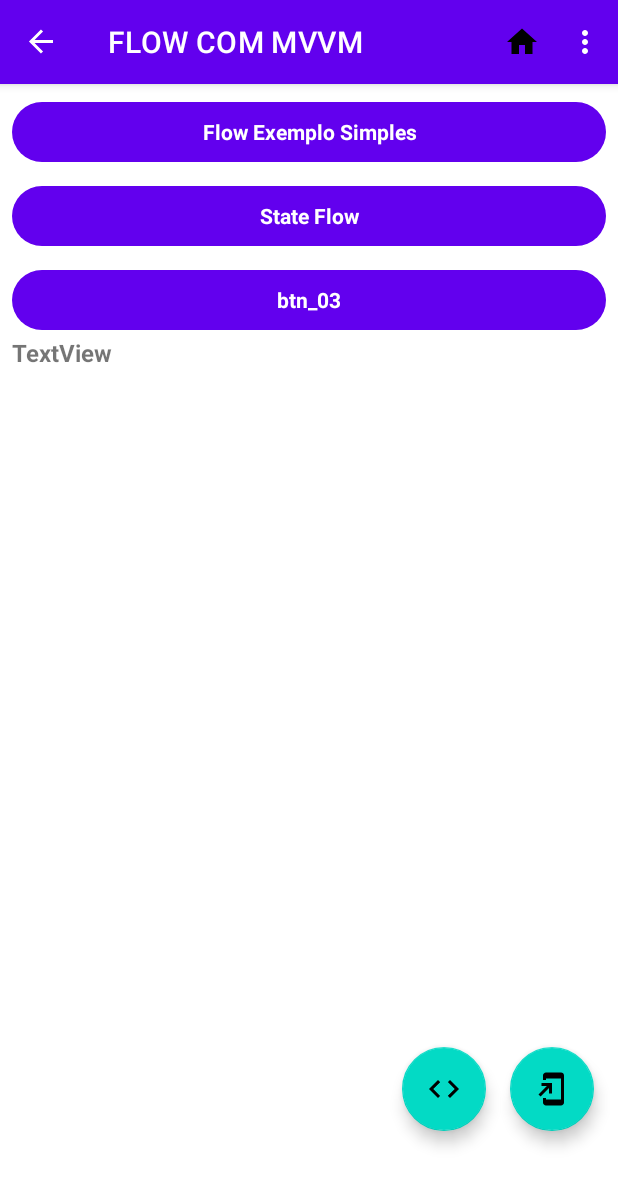
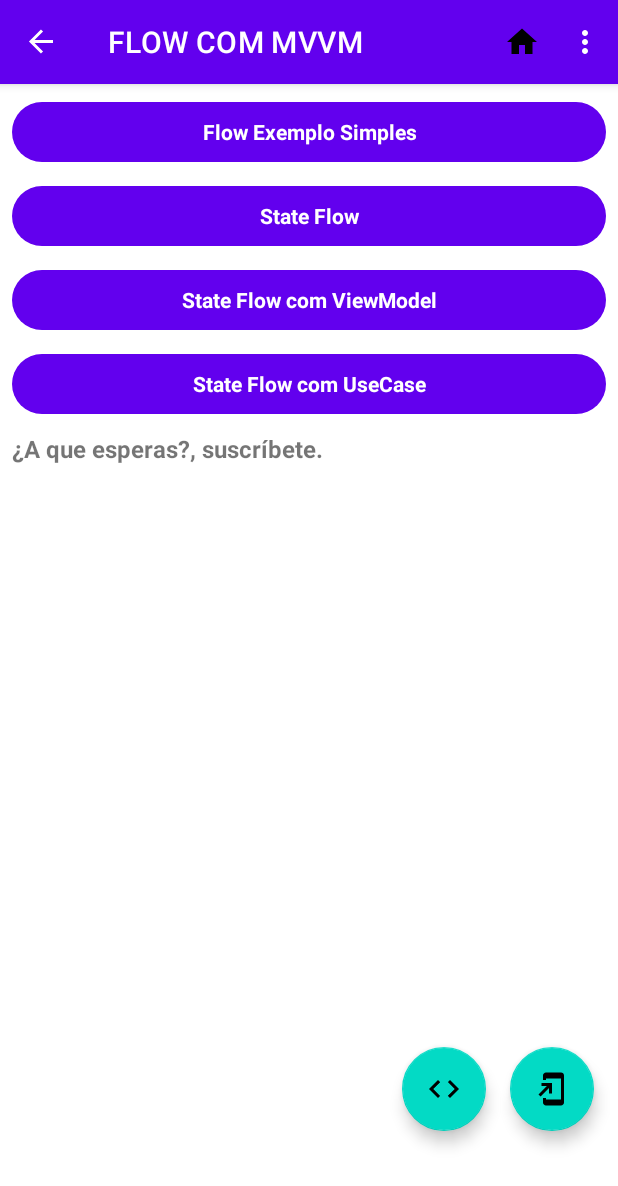
Before and after one commit to IsraelDeveloperMaster/KotlinCaniveteSuico, an Android app built with Jetpack Compose: the screen it shows after launch (MainActivity), after a tap on "Flow Exemplo Simples", on a phone screen of 412 x 824 dp. Shown: the top 1186 px of the screen. Run offline under Robolectric (Android 15) with nearby library versions, the phone set to English and light mode, and no system bars; our stand-ins replace Dagger/Hilt's generated code, navigation-ui; libraries missing offline, so code that uses them is left out: net.developermaster.classes_de_utilizade_geral; 3 other taps on this screen came first.

Commit message:
flow Mvvm

```diff
--- a/app/src/main/java/net/developermaster/kotlincanivetesuico/ui/arquitetura/clearArchitecture/cleanCamadaDomain/domain/userCase/PostagemUseCase.kt
+++ b/app/src/main/java/net/developermaster/kotlincanivetesuico/ui/arquitetura/clearArchitecture/cleanCamadaDomain/domain/userCase/PostagemUseCase.kt
@@ -3,11 +3,12 @@ package net.developermaster.kotlincanivetesuico.ui.arquitetura.clearArchitecture
 import net.developermaster.kotlincanivetesuico.ui.arquitetura.clearArchitecture.cleanCamadaDomain.data.repository.RepositorioDataDomain
 import net.developermaster.kotlincanivetesuico.ui.arquitetura.clearArchitecture.cleanCamadaDomain.domain.modelDomain.ModelPostagemModelDomain
 
-//todo exemplos de nomes UseCase pode comecar pos Get ou Set
+//todo exemplos de nomes UseCase pode comecar por Get ou Set
 class PostagemUseCase(private val repositorioDataDomain : RepositorioDataDomain) { //todo reconhece a classe postagem domain
 
                /* todo Get ou todo Set */
 //    suspend fun recuperarPostagensUseCase(  ) : List<ModelPostagemModelDomain>{//todo sem invoke
+
     suspend operator fun invoke(  ) : List<ModelPostagemModelDomain>{//todo com invoke
 
         try {
@@ -17,6 +18,7 @@ class PostagemUseCase(private val repositorioDataDomain : RepositorioDataDomain)
             //todo exemplos de recuperacao de dados com , postagem
             //todo exemplos de recuperacao de dados com , album
             //todo exemplos de recuperacao de dados com , tags
+            //todo exemplos de recuperacao de dados com , comentarios
 
             return repositorioDataDomain.funcaoRecuperaPostagens(  )//todo com invoke
 
--- a/app/src/main/java/net/developermaster/kotlincanivetesuico/ui/flow/flowMvvm/repository/RepositoryFlowMvvm.kt
+++ b/app/src/main/java/net/developermaster/kotlincanivetesuico/ui/flow/flowMvvm/repository/RepositoryFlowMvvm.kt
@@ -4,8 +4,11 @@ import android.util.Log
 import kotlinx.coroutines.delay
 import kotlinx.coroutines.flow.Flow
 import kotlinx.coroutines.flow.flow
+import net.developermaster.kotlincanivetesuico.ui.flow.flowMvvm.model.ListaFlowMvvm
 
 class RepositoryFlowMvvm {
+
+    val listaFlowMvvm = ListaFlowMvvm
 
     val contador: Flow<Int> = flow {
 
@@ -13,10 +16,18 @@ class RepositoryFlowMvvm {
         while (true){
             clientes += 1
             emit(clientes)
-
             delay(1000)
-
-            Log.d("clientes", "$clientes")
         }
     }
+
+        val listar : Flow<String> = flow {
+
+            while (true) {
+                emit(listaFlowMvvm.funcaoRandom().texto)
+                delay(2000)
+                emit(listaFlowMvvm.funcaoRandom().autor)
+
+                Log.d("lista", listaFlowMvvm.funcaoRandom().texto)
+            }
+        }
 }
--- a/app/src/main/java/net/developermaster/kotlincanivetesuico/ui/flow/flowMvvm/view/FlowEstado.kt
+++ b/app/src/main/java/net/developermaster/kotlincanivetesuico/ui/flow/flowMvvm/view/FlowEstado.kt
@@ -4,7 +4,9 @@ sealed class FlowEstado {
 
     object Loading : FlowEstado()
 
-    data class Success( val clientes: Int ) : FlowEstado()
+    data class Sucesso1(val clientes: Int ) : FlowEstado()
+
+    data class Sucesso2(val clientes: String ) : FlowEstado()
 
     data class Error( val mensagemError: String ) : FlowEstado()
 }
--- a/app/src/main/java/net/developermaster/kotlincanivetesuico/ui/flow/flowMvvm/view/FragmentFlowMvvm.kt
+++ b/app/src/main/java/net/developermaster/kotlincanivetesuico/ui/flow/flowMvvm/view/FragmentFlowMvvm.kt
@@ -17,6 +17,7 @@ import net.developermaster.classes_de_utilizade_geral.mensagemSnackBar
 import net.developermaster.classes_de_utilizade_geral.mensagemToast
 import net.developermaster.kotlincanivetesuico.R
 import net.developermaster.kotlincanivetesuico.databinding.FragmentFlowMvvmBinding
+import net.developermaster.kotlincanivetesuico.ui.flow.flowMvvm.repository.RepositoryFlowMvvm
 import net.developermaster.kotlincanivetesuico.ui.flow.flowMvvm.viewModel.ViewModelFlowMvvm
 
 
@@ -24,6 +25,9 @@ class FragmentFlowMvvm : Fragment() {
 
     //todo instancia de viewModel
     val viewModelFlowMvvm: ViewModelFlowMvvm by viewModels()
+
+    //todo instancia de repository
+    val repositoryFlowMvvm = RepositoryFlowMvvm()
 
     //todo instancia de classe onde estao os codigos e xml
     val dados = ClasseDeDadosCodigos()
@@ -62,6 +66,7 @@ class FragmentFlowMvvm : Fragment() {
                     viewModelFlowMvvm.estadoFlowPublico.collect { estado ->
 
                         when (estado) {
+
                             is FlowEstado.Error -> {
 
                                 binding.textView.text = estado.mensagemError
@@ -74,12 +79,16 @@ class FragmentFlowMvvm : Fragment() {
                                 binding.progressBar
                             }
 
-                            is FlowEstado.Success -> {
+                            is FlowEstado.Sucesso1 -> {
 
                                 binding.textView.text = estado.clientes.toString()
 
                                 mensagemSnackBar(getString(R.string.MENSAGEM_FLOW_SUCESSO)  + " \n " + estado.clientes.toString() )
                             }
+
+                            is FlowEstado.Sucesso2 ->
+                                binding.textView.text = estado.clientes
+
                         }
                     }
                 }
@@ -90,11 +99,67 @@ class FragmentFlowMvvm : Fragment() {
 
         binding.btn03.setOnClickListener {
 
-            viewModelFlowMvvm.funcaoViewModelRandom()
+            lifecycleScope.launch {
+
+                repeatOnLifecycle(Lifecycle.State.STARTED) {
+
+                    viewModelFlowMvvm.estadoFlowPublico.collect { estado ->
+
+                        when (estado) {
+
+                            is FlowEstado.Error -> {
+
+                                binding.textView.text = estado.mensagemError
+
+                                mensagemToast( getString(R.string.MENSAGEM_FLOW_ERRO) + " \n " + estado.mensagemError )
+                            }
+
+                            FlowEstado.Loading -> {
+
+                                binding.progressBar
+                            }
+
+                            is FlowEstado.Sucesso1 -> {
+
+                                binding.textView.text = ""
+
+                                mensagemSnackBar(getString(R.string.MENSAGEM_FLOW_SUCESSO)  + " \n " + estado.clientes.toString() )
+                            }
+
+                            is FlowEstado.Sucesso2 ->
+
+                                binding.textView.text = estado.clientes
+                        }
+                    }
+                }
+            }
+
+            viewModelFlowMvvm.example6()
+
+/*            viewModelFlowMvvm.funcaoViewModelRandom()
 
             viewModelFlowMvvm.modelFlowMvvmMutableLiveData.observe(viewLifecycleOwner) { dadosRecuperadosPeloViewModel ->
 
                 binding.textView.text = " Frase: ${ dadosRecuperadosPeloViewModel.texto } \n \n  Autor: ${ dadosRecuperadosPeloViewModel.autor } \n "
+            }
+
+            */
+        }
+
+        binding.btn04.setOnClickListener {
+
+//            viewModelFlowMvvm.example7()
+
+//            val useCase = UseCaseFlowMvvm()
+
+//            useCase()
+
+            lifecycleScope.launch {
+                repeatOnLifecycle(Lifecycle.State.STARTED) {
+                    repositoryFlowMvvm.listar.collect { lista ->
+                        binding.textView.text = lista
+                    }
+                }
             }
         }
 
--- a/app/src/main/res/layout/fragment_flow_mvvm.xml
+++ b/app/src/main/res/layout/fragment_flow_mvvm.xml
@@ -44,18 +44,34 @@
         android:layout_marginStart="8dp"
         android:layout_marginTop="8dp"
         android:layout_marginEnd="8dp"
-        android:text="btn_03"
+        android:text="@string/INT_STATE_VIEWMODEL_FLOW"
         android:textSize="14sp"
         android:textStyle="bold"
         app:layout_constraintEnd_toEndOf="parent"
         app:layout_constraintStart_toStartOf="parent"
         app:layout_constraintTop_toBottomOf="@+id/btn_02" />
 
+    <Button
+        android:id="@+id/btn_04"
+        style="@style/Widget.Material3.Button"
+        android:layout_width="0dp"
+        android:layout_height="wrap_content"
+        android:layout_marginStart="8dp"
+        android:layout_marginTop="8dp"
+        android:layout_marginEnd="8dp"
+        android:text="@string/INT_STATE_USECASE_FLOW"
+        android:textSize="14sp"
+        android:textStyle="bold"
+        app:layout_constraintEnd_toEndOf="parent"
+        app:layout_constraintStart_toStartOf="parent"
+        app:layout_constraintTop_toBottomOf="@+id/btn_03" />
+
     <TextView
         android:id="@+id/textView"
         android:layout_width="0dp"
         android:layout_height="0dp"
         android:layout_marginStart="8dp"
+        android:layout_marginTop="8dp"
         android:layout_marginEnd="8dp"
         android:text="TextView"
         android:textSize="16sp"
@@ -64,7 +80,7 @@
         app:layout_constraintEnd_toEndOf="parent"
         app:layout_constraintHorizontal_bias="0.0"
         app:layout_constraintStart_toStartOf="parent"
-        app:layout_constraintTop_toBottomOf="@+id/btn_03" />
+        app:layout_constraintTop_toBottomOf="@+id/btn_04" />
 
     <com.google.android.material.floatingactionbutton.FloatingActionButton
         android:id="@+id/fabCodigo"
--- a/app/src/main/res/values/strings.xml
+++ b/app/src/main/res/values/strings.xml
@@ -338,6 +338,8 @@
     <string name="INT_FLOW_FIREBASE"> Flow com Firebase </string>
     <string name="INT_FLOW_EXEMPLO_SIMPLES"> Flow Exemplo Simples </string>
     <string name="INT_STATE_FLOW"> State Flow </string>
+    <string name="INT_STATE_VIEWMODEL_FLOW">State Flow com ViewModel </string>
+    <string name="INT_STATE_USECASE_FLOW">State Flow com UseCase </string>
     <!--todo//////// NAV ////////-->
     <string name="NAV_FLOW_SIMPLES"> Flow Simples </string>
     <string name="NAV_FLOW_MVVM"> Flow com MVVM </string>
```
Also changed, not shown: app/src/main/java/net/developermaster/kotlincanivetesuico/ui/flow/flowMvvm/domain/UseCaseFlowMvvm.kt (added, +12 -0 lines), app/src/main/java/net/developermaster/kotlincanivetesuico/ui/flow/flowMvvm/viewModel/ViewModelFlowMvvm.kt (+46 -4 lines), gradle/libs.versions.toml (+12 -14 lines).
